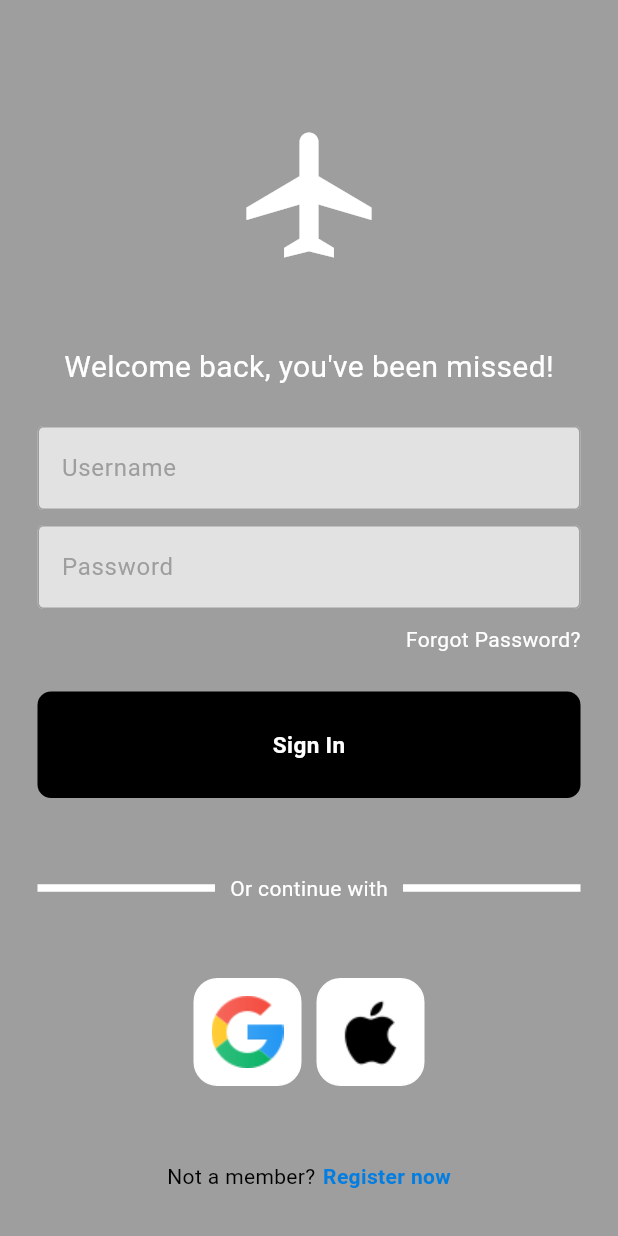
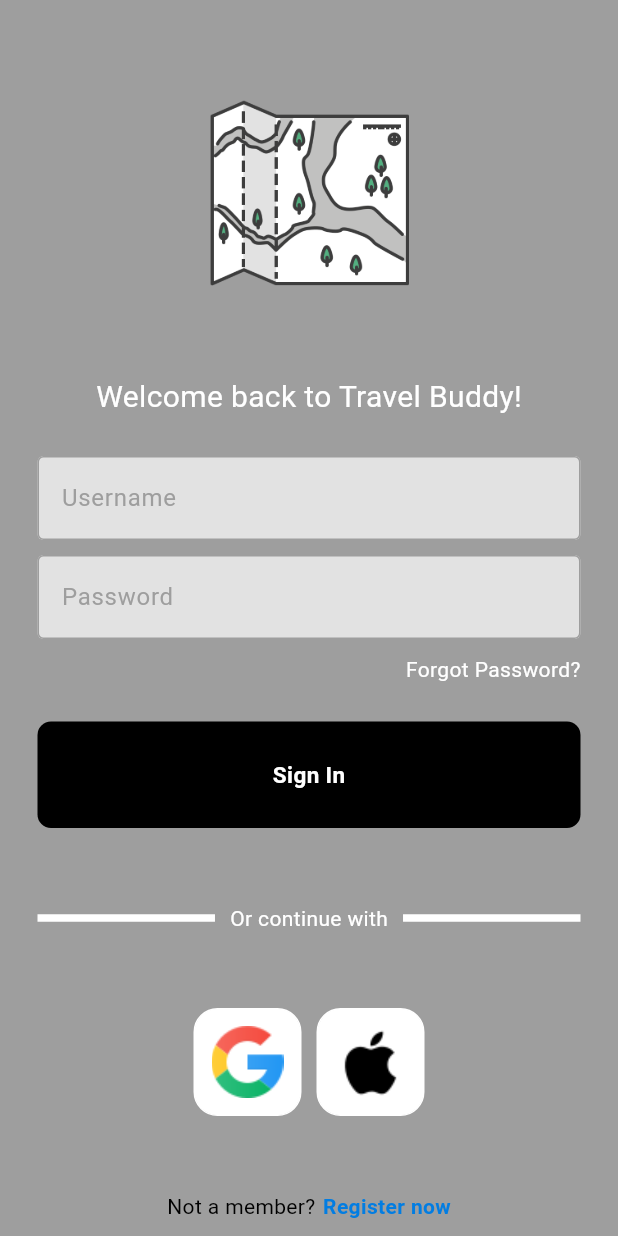
Before and after one commit to adhfarg/travel_buddy, a Flutter app: the screen it shows after launch, on a phone screen of 412 x 824 dp. Run offline on Flutter 3.47's test engine with Material 3 defaults, Android fonts, the phone set to English and light mode, and no system bars.

Commit message:
Update homepage and log in

```diff
--- a/lib/components/my_button.dart
+++ b/lib/components/my_button.dart
@@ -10,8 +10,8 @@ class MyButton extends StatelessWidget {
     return GestureDetector(
       onTap: onTap,
       child: Container(
-        padding: EdgeInsets.all(25),
-        margin: EdgeInsets.symmetric(horizontal: 25),
+        padding: const EdgeInsets.all(25),
+        margin: const EdgeInsets.symmetric(horizontal: 25),
         decoration: BoxDecoration(
           color: Colors.black,
           borderRadius: BorderRadius.circular(9),
--- a/lib/main.dart
+++ b/lib/main.dart
@@ -1,19 +1,23 @@
 import 'package:flutter/material.dart';
-
-import 'pages/login_page.dart';
+import 'package:travel_buddy/pages/login_page.dart';
+import 'package:travel_buddy/pages/home_page.dart';
 
 void main() {
   runApp(const MyApp());
 }
 
 class MyApp extends StatelessWidget {
-  const MyApp({super.key});
+  const MyApp({Key? key});
 
   @override
   Widget build(BuildContext context) {
     return MaterialApp(
       debugShowCheckedModeBanner: false,
-      home: LoginPage(),
+      initialRoute: '/login',
+      routes: {
+        '/login': (context) => LoginPage(),
+        '/home': (context) => const HomePage(username: 'Demo'),
+      },
     );
   }
 }
--- a/lib/pages/login_page.dart
+++ b/lib/pages/login_page.dart
@@ -2,53 +2,78 @@ import 'package:flutter/material.dart';
 import 'package:travel_buddy/components/my_button.dart';
 import 'package:travel_buddy/components/my_textfield.dart';
 import 'package:travel_buddy/components/square_tile.dart';
+import 'package:travel_buddy/pages/home_page.dart';
 
 class LoginPage extends StatelessWidget {
   LoginPage({super.key});
 
-  final usernameController = TextEditingController();
-  final passwordController = TextEditingController();
+  final TextEditingController usernameController = TextEditingController();
+  final TextEditingController passwordController = TextEditingController();
 
-  // how to sign users in
-  void signUserIn() {}
+  static const String demoUsername = 'Adam Farghaly';
+  static const String demoPassword = 'demo';
+
+  void demoLogin(BuildContext context) {
+    String enteredUsername = usernameController.text;
+    String enteredPassword = passwordController.text;
+
+    if (enteredUsername == demoUsername && enteredPassword == demoPassword) {
+      Navigator.pushReplacement(
+        context,
+        MaterialPageRoute(
+            builder: (context) => HomePage(username: enteredUsername)),
+      );
+    } else {
+      showDialog(
+        context: context,
+        builder: (context) => AlertDialog(
+          title: const Text('Error'),
+          content: const Text('Invalid username or password.'),
+          actions: [
+            TextButton(
+              onPressed: () => Navigator.pop(context),
+              child: const Text('OK'),
+            ),
+          ],
+        ),
+      );
+    }
+  }
 
   @override
   Widget build(BuildContext context) {
     return Scaffold(
-        backgroundColor: Colors.grey,
-        body: SafeArea(
-          child: Center(
+      backgroundColor: Colors.grey,
+      body: SafeArea(
+        child: Center(
+          child: SingleChildScrollView(
             child: Column(
               mainAxisAlignment: MainAxisAlignment.center,
               children: [
                 const SizedBox(height: 50),
-                // logo
-                const Icon(Icons.airplanemode_active,
-                    size: 100, color: Colors.white),
+                Image.asset(
+                  'lib/images/home_screen.png',
+                  width: 140,
+                  height: 140,
+                ),
                 const SizedBox(height: 50),
-                // text instead of welcome back if i wanted to swap out the text
-                const Text('Welcome back, you\'ve been missed!',
-                    style: TextStyle(color: Colors.white, fontSize: 20)),
+                const Text(
+                  'Welcome back to Travel Buddy!',
+                  style: TextStyle(color: Colors.white, fontSize: 20),
+                ),
                 const SizedBox(height: 25),
-
-                //username textfield
                 MyTextField(
                   controller: usernameController,
                   hintText: 'Username',
                   obscureText: false,
                 ),
-
                 const SizedBox(height: 10),
-
-                //password textfield
                 MyTextField(
                   controller: passwordController,
                   hintText: 'Password',
                   obscureText: true,
                 ),
                 const SizedBox(height: 10),
-
-                //forgot password
                 const Padding(
                   padding: EdgeInsets.symmetric(horizontal: 25.0),
                   child: Row(
@@ -62,14 +87,10 @@ class LoginPage extends StatelessWidget {
                   ),
                 ),
                 const SizedBox(height: 25),
-
-                //login button
                 MyButton(
-                  onTap: signUserIn,
+                  onTap: () => demoLogin(context),
                 ),
                 const SizedBox(height: 50),
-
-                // or continue with
                 const Padding(
                   padding: EdgeInsets.symmetric(horizontal: 25.0),
                   child: Row(
@@ -97,8 +118,6 @@ class LoginPage extends StatelessWidget {
                   ),
                 ),
                 const SizedBox(height: 50),
-
-                //good + apple sign in buttons
                 const Row(
                   mainAxisAlignment: MainAxisAlignment.center,
                   children: [
@@ -108,8 +127,6 @@ class LoginPage extends StatelessWidget {
                   ],
                 ),
                 const SizedBox(height: 50),
-
-                //not a memember? register now
                 const Row(
                   mainAxisAlignment: MainAxisAlignment.center,
                   children: [
@@ -119,14 +136,17 @@ class LoginPage extends StatelessWidget {
                     Text(
                       'Register now',
                       style: TextStyle(
-                          color: Color.fromARGB(255, 2, 125, 226),
-                          fontWeight: FontWeight.bold),
+                        color: Color.fromARGB(255, 2, 125, 226),
+                        fontWeight: FontWeight.bold,
+                      ),
                     ),
                   ],
                 )
               ],
             ),
           ),
-        ));
+        ),
+      ),
+    );
   }
 }
```
Also changed, not shown: lib/pages/home_page.dart (added, +115 -0 lines), lib/images/home_screen.png (added), 1 other file.
